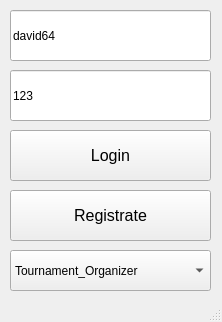
Qt form DataBaseCybersport/BaseWindow.ui (Inlucker/DataBaseCybersport) before a commit.
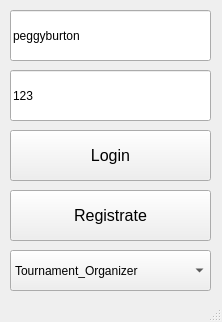
The same form after that commit.

```diff
--- a/DataBaseCybersport/BaseWindow.ui
+++ b/DataBaseCybersport/BaseWindow.ui
@@ -62,7 +62,7 @@
      </rect>
     </property>
     <property name="text">
-     <string>david64</string>
+     <string>peggyburton</string>
     </property>
    </widget>
    <widget class="QPushButton" name="login_btn">
```
